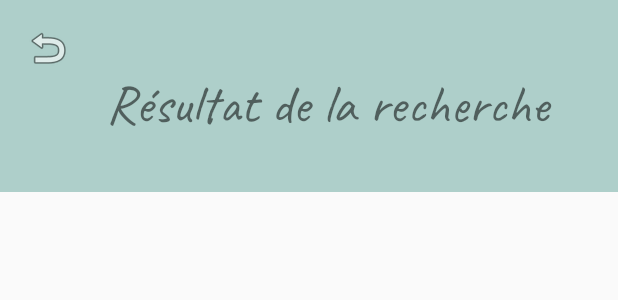
After one commit to Kihezo/ChefMeal2, an Android app: the layout activity_siresult.xml on its own in the app's theme, with its tools: preview values and no code run, on a phone screen of 412 x 824 dp. The commit adds this screen. Shown: the top 300 px of the screen. Run offline under Robolectric (Android 15) with nearby library versions, the phone set to English and light mode, and no system bars.

Commit message:
NewPage Resultat
Nouvelle page du résultat de la recherche, les données envoyés fonctionnent.

```diff
--- a/app/src/main/res/layout/activity_search_ingredients.xml
+++ b/app/src/main/res/layout/activity_search_ingredients.xml
@@ -97,6 +97,7 @@
         android:layout_marginTop="24dp"
         android:background="@color/colorAccent"
         android:fontFamily="@font/maven_pro"
+        android:onClick="goSearch"
         android:text="@string/Button_Search"
         app:layout_constraintEnd_toEndOf="parent"
         app:layout_constraintStart_toStartOf="parent"
--- /dev/null
+++ b/app/src/main/res/layout/activity_siresult.xml
@@ -0,0 +1,41 @@
+<?xml version="1.0" encoding="utf-8"?>
+<android.support.constraint.ConstraintLayout xmlns:android="http://schemas.android.com/apk/res/android"
+    xmlns:app="http://schemas.android.com/apk/res-auto"
+    xmlns:tools="http://schemas.android.com/tools"
+    android:layout_width="match_parent"
+    android:layout_height="match_parent"
+    tools:context=".SIResultActivity">
+
+    <ImageView
+        android:id="@+id/imageView5"
+        android:layout_width="0dp"
+        android:layout_height="128dp"
+        app:layout_constraintEnd_toEndOf="parent"
+        app:layout_constraintStart_toStartOf="parent"
+        app:layout_constraintTop_toTopOf="parent"
+        app:srcCompat="@color/colorPrimary" />
+
+    <TextView
+        android:id="@+id/textView7"
+        android:layout_width="325dp"
+        android:layout_height="53dp"
+        android:layout_marginBottom="28dp"
+        android:layout_marginStart="72dp"
+        android:fontFamily="@font/caveat"
+        android:text="@string/ing_List_Title"
+        android:textSize="36sp"
+        app:layout_constraintBottom_toBottomOf="@+id/imageView5"
+        app:layout_constraintStart_toStartOf="parent" />
+
+    <ImageButton
+        android:id="@+id/imageButton3"
+        android:layout_width="wrap_content"
+        android:layout_height="wrap_content"
+        android:layout_marginStart="16dp"
+        android:layout_marginTop="16dp"
+        android:background="@android:color/transparent"
+        android:onClick="BackToHome"
+        app:layout_constraintStart_toStartOf="parent"
+        app:layout_constraintTop_toTopOf="parent"
+        app:srcCompat="@android:drawable/ic_menu_revert" />
+</android.support.constraint.ConstraintLayout>
--- a/app/src/main/res/values/strings.xml
+++ b/app/src/main/res/values/strings.xml
@@ -17,4 +17,5 @@
 
     <!-- TODO: Remove or change this placeholder text -->
     <string name="hello_blank_fragment">Hello blank fragment</string>
+    <string name="ing_List_Title">Résultat de la recherche</string>
 </resources>
```
Also changed, not shown: app/src/main/java/chefmeal/chefmeal/SIResultActivity.java (added, +27 -0 lines), app/src/main/java/chefmeal/chefmeal/SearchIngredientsActivity.java (+37 -0 lines).
